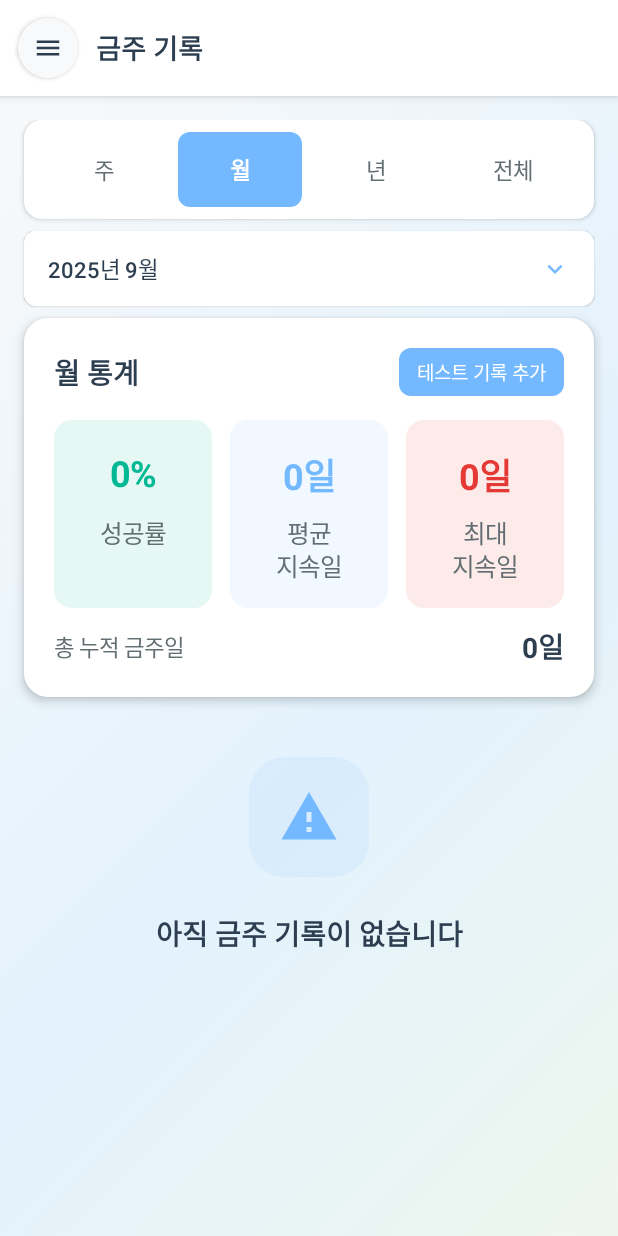
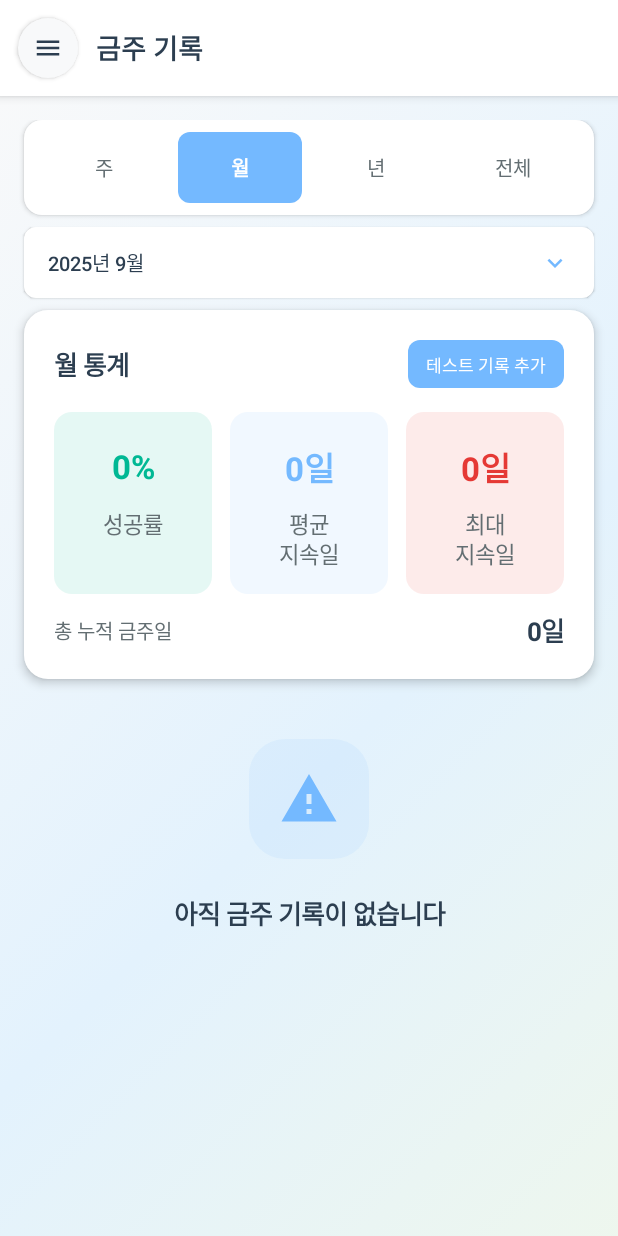
Before and after one commit to yslee-sound/AlcoholicTimer, an Android app built with Jetpack Compose: the RecordsActivity screen opened directly, with no data from a screen before it, on a phone screen of 412 x 824 dp. Run offline under Robolectric (Android 15) with nearby library versions, the phone set to English and light mode, and no system bars.

Commit message:
design_0.1.15

```diff
--- a/app/src/main/java/com/example/alcoholictimer/RecordsActivity.kt
+++ b/app/src/main/java/com/example/alcoholictimer/RecordsActivity.kt
@@ -5,6 +5,8 @@ import android.os.Bundle
 import android.util.Log
 import androidx.activity.compose.setContent
 import androidx.compose.runtime.*
+import androidx.compose.ui.platform.LocalDensity
+import androidx.compose.ui.unit.Density
 import com.example.alcoholictimer.components.RecordsScreen
 import com.example.alcoholictimer.utils.SobrietyRecord
 
@@ -21,12 +23,15 @@ class RecordsActivity : BaseActivity() {
     override fun onCreate(savedInstanceState: Bundle?) {
         super.onCreate(savedInstanceState)
         setContent {
+            val density = LocalDensity.current
+            CompositionLocalProvider(LocalDensity provides Density(density.density, fontScale = density.fontScale * 0.9f)) {
                 BaseScreen {
                     RecordsScreen(
                         externalRefreshTrigger = refreshTrigger,
                         onNavigateToDetail = { record -> handleCardClick(record) },
                         onNavigateToAllRecords = { navigateToAllRecords() }
                     )
+                }
             }
         }
     }
```
Lines whose indentation alone changed are shown as unchanged.
